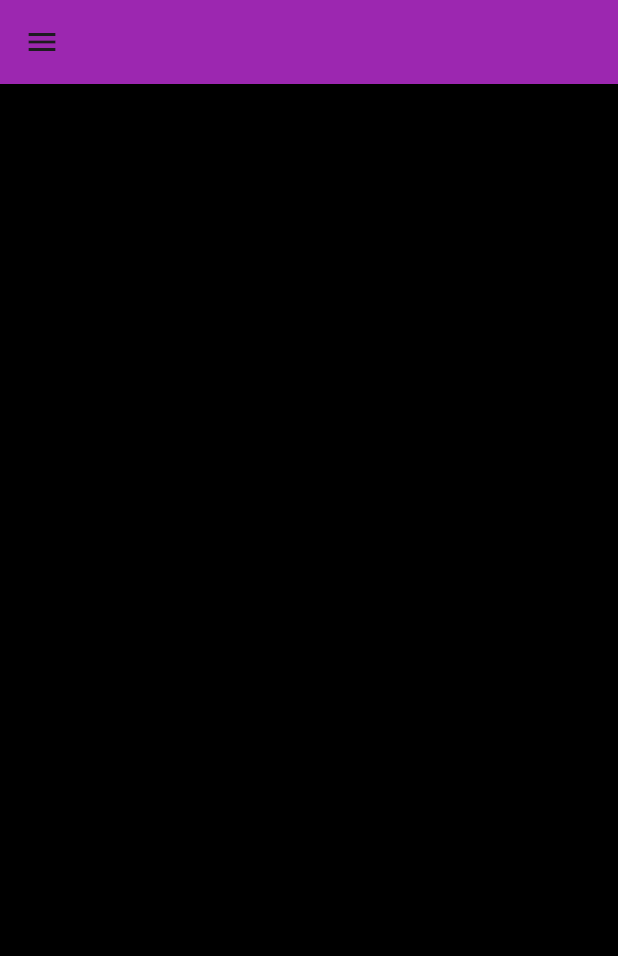
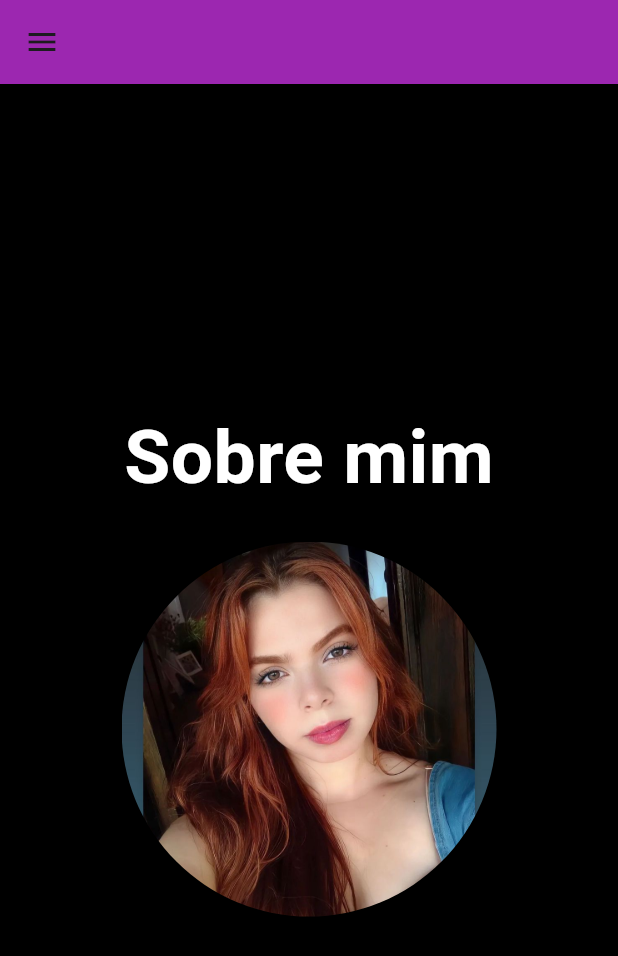
Before and after one commit to anabellypassos/Portif-lio, a Flutter app: the screen it shows after launch, on a phone screen of 412 x 824 dp. Shown: the top 956 px of the screen. Run offline on Flutter 3.47's test engine with Material 3 defaults, Android fonts, the phone set to English and light mode, and no system bars; drawn by our look-alikes of animated_background.

Commit message:
Adiciona título com fonte Roboto Bold e imagem centralizada

```diff
--- a/lib/main.dart
+++ b/lib/main.dart
@@ -31,7 +31,31 @@ class _BackgroundAnimationState extends State<BackgroundAnimation>
               spawnMinSpeed: 15,
               baseColor: Colors.purple),
         ),
-        child: Container(), // Deixando o child vazio para usar apenas o fundo
+         child: Center(
+          child: Column(
+             mainAxisSize: MainAxisSize.min,
+            children: [
+               Text(
+                'Sobre mim',
+                style: TextStyle(
+                  fontFamily: 'Roboto',
+                  fontWeight: FontWeight.bold,
+                  fontSize: 50,
+                  color: Colors.white,
+                )
+                ),
+                const SizedBox(height: 20), // Espaço entre o título e a imagem
+              ClipOval(
+                child: Image.asset(
+                  'lib/assets/imagens/WhatsApp-Image-2024-05-30-at-16.10.19.png',
+                  width: 250.0,
+                  height: 250.0,
+                  fit: BoxFit.cover,
+                ),
+              ),
+          ],
+          ),
+         )
       ),
     );
   }
```
Also changed, not shown: pubspec.yaml (+9 -87 lines), lib/assets/imagens/WhatsApp-Image-2024-05-30-at-16.10.19.png (renamed from lib/imagens/WhatsApp-Image-2024-05-30-at-16.10.19.png).
